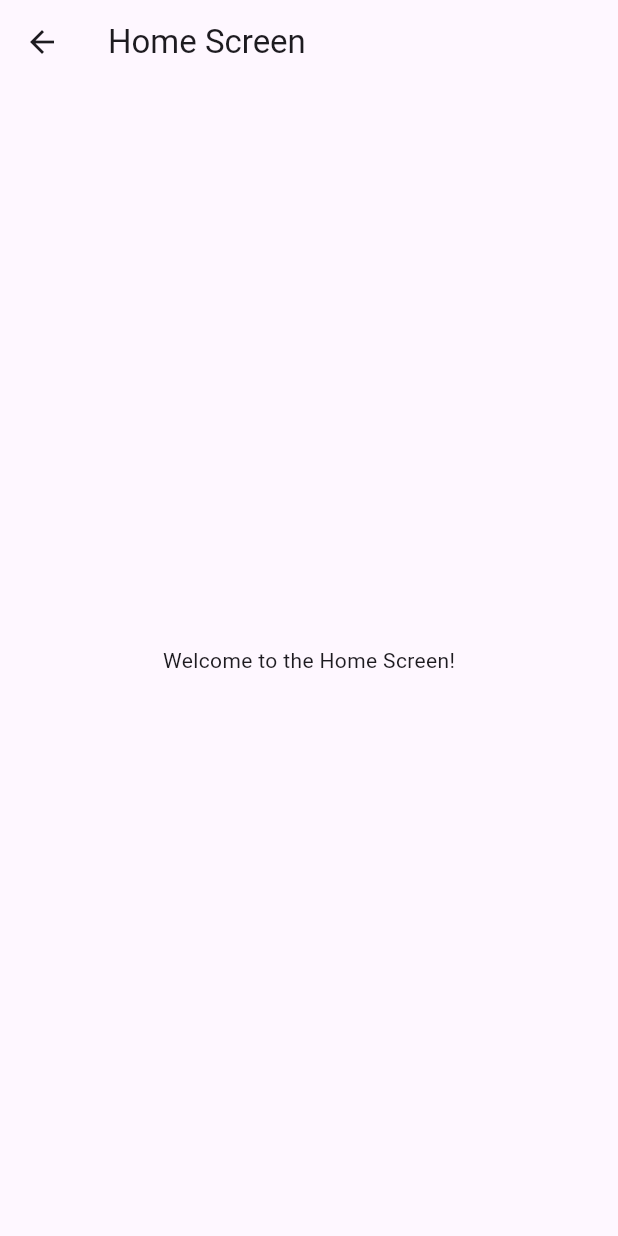
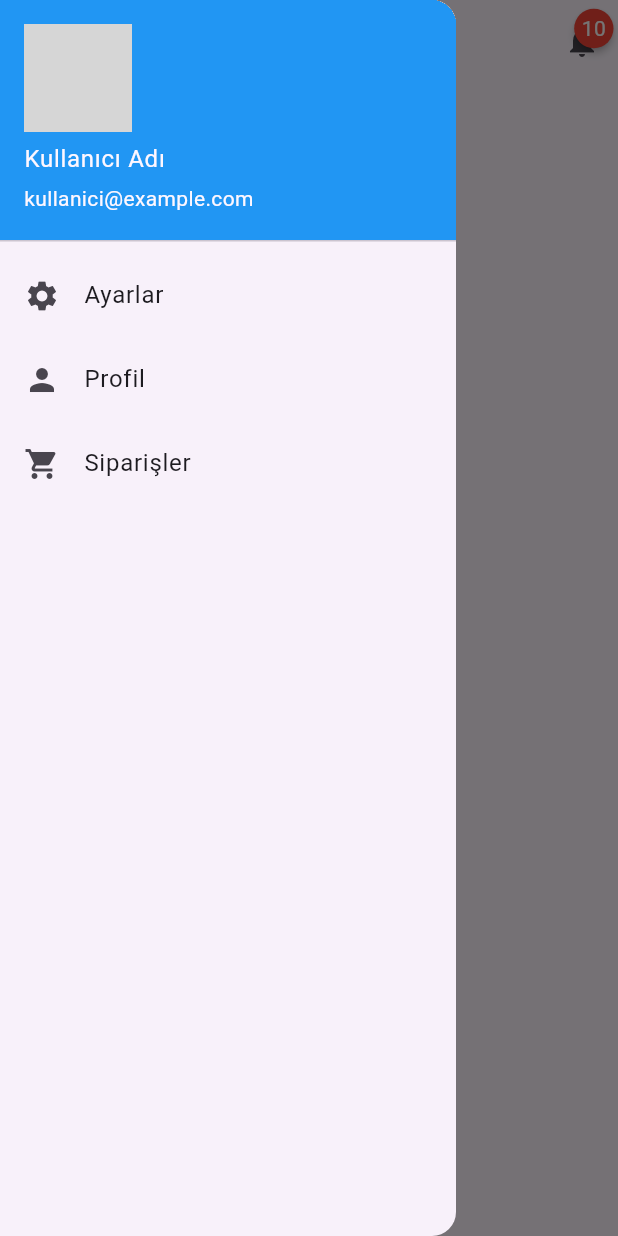
Before and after one commit to Yasin4261/Macchiato-Mobile, a Flutter app: the HomeScreen screen opened by its route, with the side drawer open (before the commit the screen has no drawer), on a phone screen of 412 x 824 dp. Run offline on Flutter 3.47's test engine with Material 3 defaults, Android fonts, the phone set to English and light mode, and no system bars; drawn by our look-alikes of badges; grey boxes are pictures that could not be loaded.

Commit message:
Add drawer to home screen

```diff
--- /dev/null
+++ b/macchiato/lib/viewmodels/notification_viewmodel.dart
@@ -0,0 +1,22 @@
+import 'package:flutter/material.dart';
+
+class NotificationViewModel extends ChangeNotifier {
+  int _notificationCount = 0;
+
+  int get notificationCount => _notificationCount;
+
+  void setNotificationCount(int count) {
+    _notificationCount = count;
+    notifyListeners();
+  }
+
+  void incrementNotificationCount() {
+    _notificationCount++;
+    notifyListeners();
+  }
+
+  void clearNotifications() {
+    _notificationCount = 0;
+    notifyListeners();
+  }
+}
--- a/macchiato/lib/views/home/home_screen.dart
+++ /dev/null
@@ -1,17 +0,0 @@
-import 'package:flutter/material.dart';
-
-class HomeScreen extends StatelessWidget {
-  const HomeScreen({super.key});
-
-  @override
-  Widget build(BuildContext context) {
-    return Scaffold(
-      appBar: AppBar(
-        title: const Text('Home Screen'),
-      ),
-      body: Center(
-        child: const Text('Welcome to the Home Screen!'),
-      ),
-    );
-  }
-}
--- /dev/null
+++ b/macchiato/lib/views/home_screen.dart
@@ -0,0 +1,116 @@
+import 'package:flutter/material.dart';
+import 'package:provider/provider.dart';
+import 'package:macchiato/viewmodels/notification_viewmodel.dart';
+import 'package:badges/badges.dart' as badges;
+
+class HomeScreen extends StatefulWidget {
+  const HomeScreen({super.key});
+
+  @override
+  State<HomeScreen> createState() => _HomeScreenState();
+}
+
+class _HomeScreenState extends State<HomeScreen> {
+  @override
+  void initState() {
+    super.initState();
+    // Uygulama başladığında bildirimleri server'dan alma
+    getNotificationsFromServer();
+  }
+
+  // Server'dan bildirimleri alma yöntemi
+  void getNotificationsFromServer() async {
+    // Simulated server call
+    await Future.delayed(const Duration(seconds: 2));
+
+    // Server'dan gelen bildirim sayısı örneği
+    int newNotifications = 10;
+
+    // Modeli güncelle
+    Provider.of<NotificationViewModel>(context, listen: false)
+        .setNotificationCount(newNotifications);
+  }
+
+  @override
+  Widget build(BuildContext context) {
+    return Scaffold(
+      appBar: AppBar(
+        title: const Text('Home Screen'),
+        actions: [
+          Consumer<NotificationViewModel>(
+            builder: (context, notificationModel, child) {
+              return notificationModel.notificationCount > 0
+                  ? badges.Badge(
+                      position: badges.BadgePosition.topEnd(top: 0, end: 3),
+                      badgeContent: Text(
+                        notificationModel.notificationCount > 99
+                            ? '99+'
+                            : '${notificationModel.notificationCount}',
+                        style: const TextStyle(color: Colors.white),
+                      ),
+                      child: IconButton(
+                        icon: const Icon(Icons.notifications),
+                        onPressed: () {
+                          // Bildirimler sayfasına yönlendirme kodu buraya
+                          Navigator.pushNamed(context, '/notifications');
+                        },
+                      ),
+                    )
+                  : IconButton(
+                      icon: const Icon(Icons.notifications),
+                      onPressed: () {
+                        // Bildirimler sayfasına yönlendirme kodu buraya
+                        Navigator.pushNamed(context, '/notifications');
+                      },
+                    );
+            },
+          ),
+        ],
+      ),
+      drawer: Drawer(
+        child: ListView(
+          padding: EdgeInsets.zero,
+          children: <Widget>[
+            const UserAccountsDrawerHeader(
+              accountName: Text('Kullanıcı Adı'),
+              accountEmail: Text('kullanici@example.com'),
+              currentAccountPicture: CircleAvatar(
+                backgroundImage: AssetImage('assets/profile_photo.png'),
+              ),
+              decoration: BoxDecoration(
+                color: Colors.blue,
+              ),
+            ),
+            ListTile(
+              leading: const Icon(Icons.settings),
+              title: const Text('Ayarlar'),
+              onTap: () {
+                // Ayarlar sayfasına yönlendirme kodu buraya
+                Navigator.pushNamed(context, '/settings');
+              },
+            ),
+            ListTile(
+              leading: const Icon(Icons.person),
+              title: const Text('Profil'),
+              onTap: () {
+                // Profil sayfasına yönlendirme kodu buraya
+                Navigator.pushNamed(context, '/profile');
+              },
+            ),
+            ListTile(
+              leading: const Icon(Icons.shopping_cart),
+              title: const Text('Siparişler'),
+              onTap: () {
+                // Siparişler sayfasına yönlendirme kodu buraya
+                Navigator.pushNamed(context, '/orders');
+              },
+            ),
+          ],
+        ),
+      ),
+      body: const Center(
+        child: Text('Welcome to the Home Screen!'),
+      ),
+    );
+  }
+}
--- a/macchiato/lib/widgets/login_form.dart
+++ b/macchiato/lib/widgets/login_form.dart
@@ -44,7 +44,7 @@ class LoginForm extends StatelessWidget {
             ),
             const SizedBox(height: 20),
             CustomButton(
-              text: "Signin",
+              text: "Sign in",
               onPressed: () => model.signIn(context),
             ),
           ],
--- a/macchiato/pubspec.yaml
+++ b/macchiato/pubspec.yaml
@@ -36,6 +36,7 @@ dependencies:
   # Use with the CupertinoIcons class for iOS style icons.
   cupertino_icons: ^1.0.6
   provider: ^6.1.2
+  badges: ^3.1.2
 
 dev_dependencies:
   flutter_test:
```
Also changed, not shown: macchiato/lib/main.dart (+19 -3 lines), macchiato/lib/views/notifications_screen.dart (added, +17 -0 lines), macchiato/lib/views/orders_screen.dart (added, +17 -0 lines), macchiato/lib/views/profile_screen.dart (added, +17 -0 lines), macchiato/lib/views/settings_screen.dart (added, +17 -0 lines), macchiato/lib/views/login_screen.dart (renamed from macchiato/lib/views/login/login_screen.dart).
